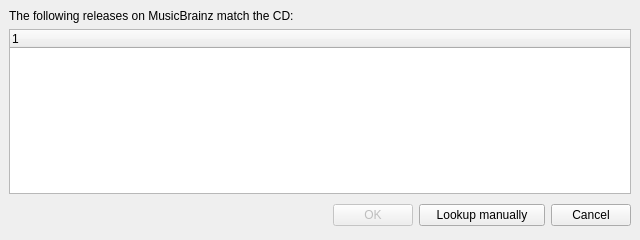
Above: ui/cdlookup.ui from metabrainz/picard before the change. Below: the same form after it.
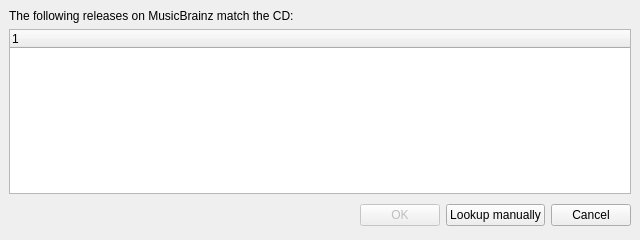
That is the form after the change.

Commit message:
Drop useless spaces in button label
It is problematic when it comes to i18n and is useless here.

Diff of the .ui file:
```diff
--- a/ui/cdlookup.ui
+++ b/ui/cdlookup.ui
@@ -68,7 +68,7 @@
      <item>
       <widget class="QPushButton" name="lookup_button">
        <property name="text">
-        <string>    Lookup manually    </string>
+        <string>Lookup manually</string>
        </property>
       </widget>
      </item>
```
The commit also changes 1 other file.
